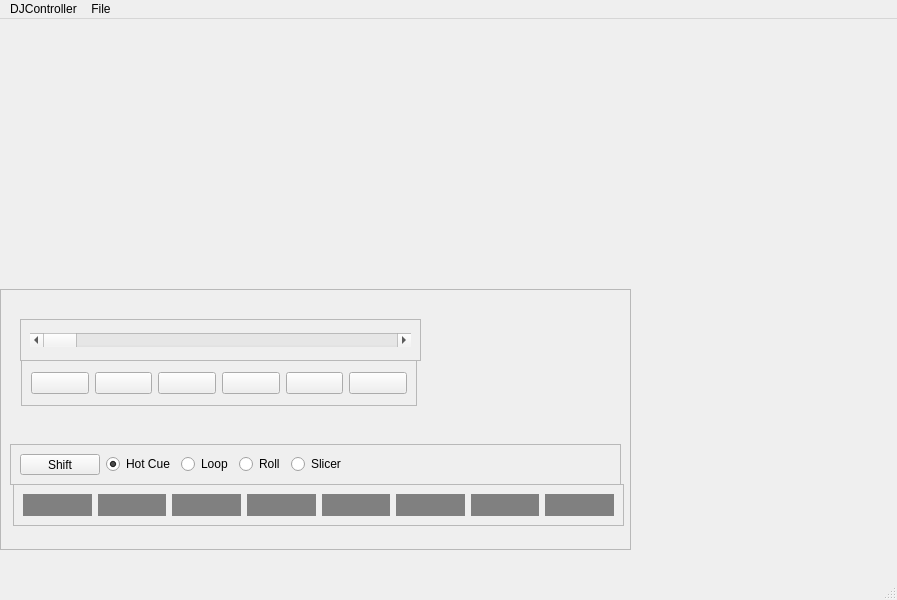
Before: the Qt Designer form mainwindow.ui in j-siler/DJController2, drawn with Qt 5.
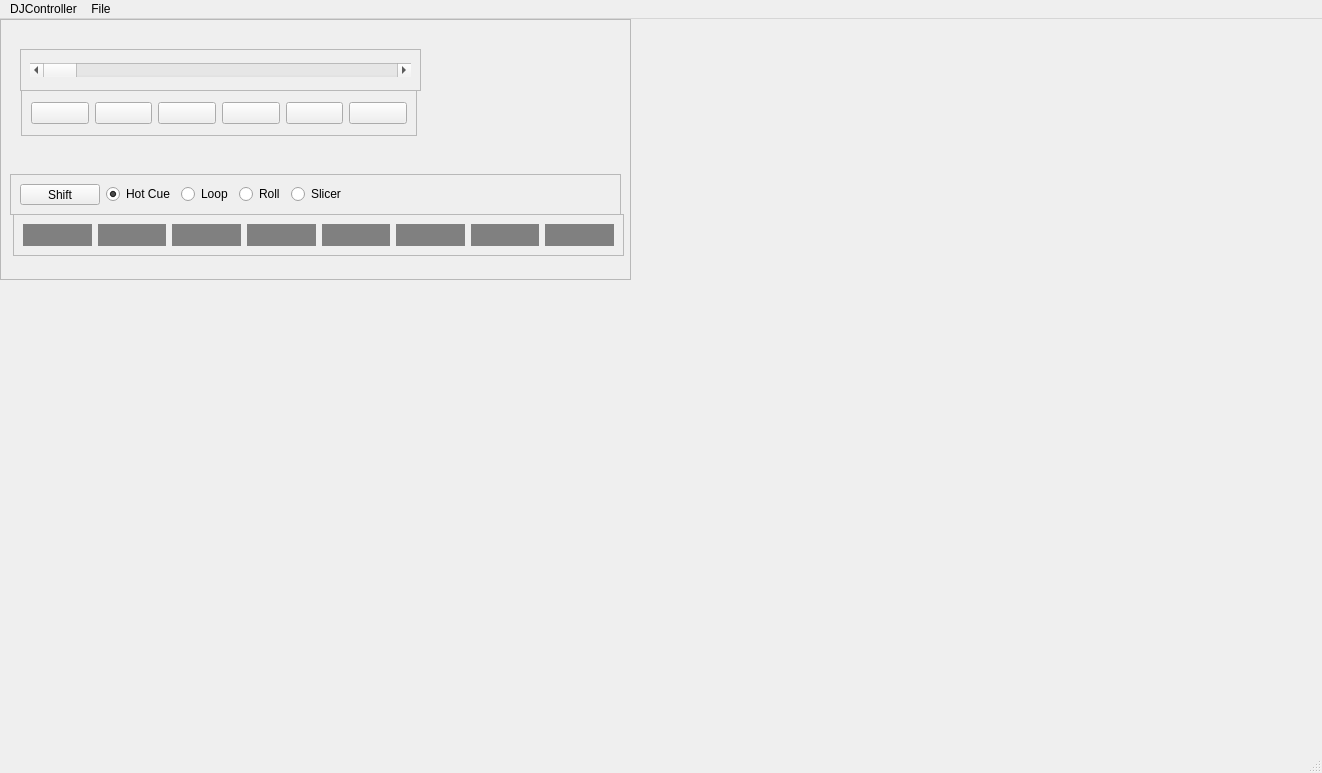
After: the same form once the commit is applied. Icons and pictures are not drawn. Custom widgets are drawn as their Qt base class.

Commit message: Added a Deck object

Patch:
```diff
--- a/mainwindow.ui
+++ b/mainwindow.ui
@@ -6,10 +6,15 @@
    <rect>
     <x>0</x>
     <y>0</y>
-    <width>897</width>
-    <height>600</height>
+    <width>1322</width>
+    <height>773</height>
    </rect>
   </property>
+  <property name="font">
+   <font>
+    <family>.AppleSystemUIFont</family>
+   </font>
+  </property>
   <property name="windowTitle">
    <string>MainWindow</string>
   </property>
@@ -18,7 +23,7 @@
     <property name="geometry">
      <rect>
       <x>0</x>
-      <y>270</y>
+      <y>0</y>
       <width>631</width>
       <height>261</height>
      </rect>
@@ -386,13 +391,33 @@
      </layout>
     </widget>
    </widget>
+   <widget class="Deck" name="widget" native="true">
+    <property name="geometry">
+     <rect>
+      <x>200</x>
+      <y>490</y>
+      <width>120</width>
+      <height>80</height>
+     </rect>
+    </property>
+   </widget>
+   <widget class="Deck" name="widget_2" native="true">
+    <property name="geometry">
+     <rect>
+      <x>630</x>
+      <y>0</y>
+      <width>671</width>
+      <height>581</height>
+     </rect>
+    </property>
+   </widget>
   </widget>
   <widget class="QMenuBar" name="menubar">
    <property name="geometry">
     <rect>
      <x>0</x>
      <y>0</y>
-     <width>897</width>
+     <width>1322</width>
      <height>37</height>
     </rect>
    </property>
@@ -459,6 +484,12 @@
    <extends>QPushButton</extends>
    <header>custombutton.h</header>
   </customwidget>
+  <customwidget>
+   <class>Deck</class>
+   <extends>QWidget</extends>
+   <header location="global">deck.h</header>
+   <container>1</container>
+  </customwidget>
  </customwidgets>
  <resources>
   <include location="MaterialSymbolsIcons.qrc"/>
```
The commit also changes 9 other files.
